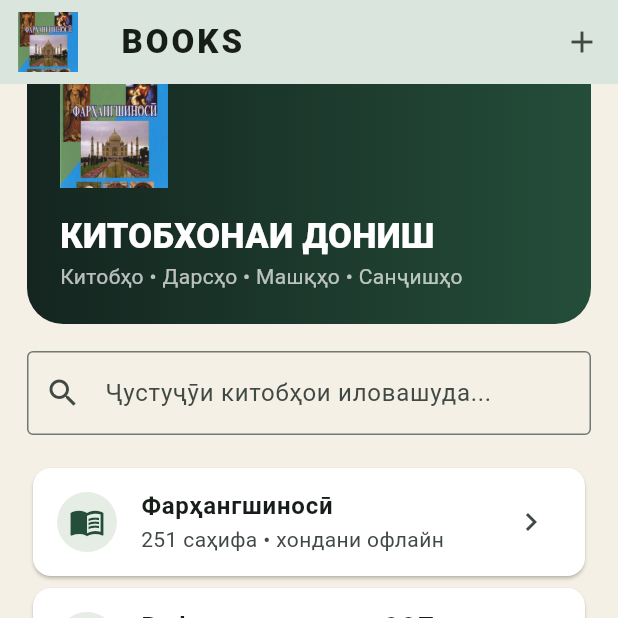
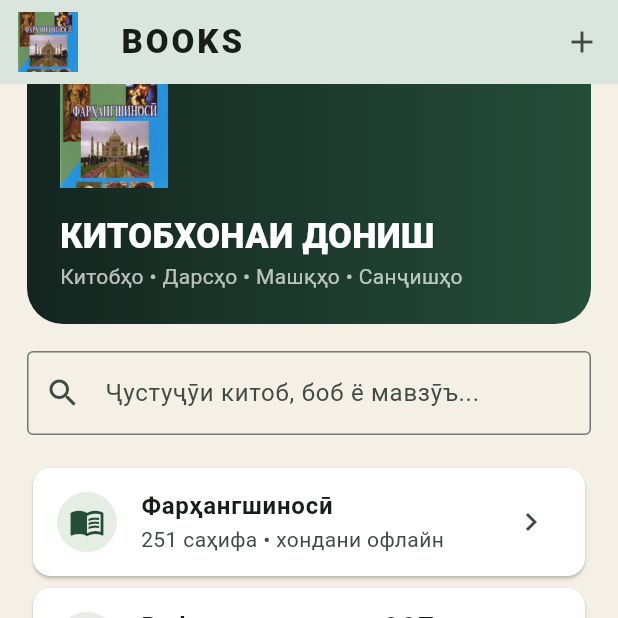
Before and after one commit to shahronmahmadmurodzoda08-lang/-, a Flutter app: the screen it shows after launch, scrolled down 43 dp, on a phone screen of 412 x 824 dp, the top half of it. Run offline on Flutter 3.47's test engine with Material 3 defaults, Android fonts, the phone set to English and light mode, and no system bars; our stand-ins replace file_picker; missing offline and left inert: pdfrx.

Commit message:
Search built-in book topics and lessons

```diff
--- a/lib/main.dart
+++ b/lib/main.dart
@@ -93,7 +93,12 @@ class _LibraryScreenState extends State<LibraryScreen> {
  return Scaffold(appBar:AppBar(leadingWidth:64,leading:Padding(padding:const EdgeInsets.all(8),child:Image.asset('assets/ic_launcher.png',fit:BoxFit.contain)),title:const Text('BOOKS',style:TextStyle(fontWeight:FontWeight.w900,letterSpacing:2)),actions:[IconButton(tooltip:'Илова кардани китоб',onPressed:addBook,icon:const Icon(Icons.add))]),body:ListView(padding:const EdgeInsets.all(18),children:[
  Container(padding:const EdgeInsets.all(22),decoration:BoxDecoration(gradient:const LinearGradient(colors:[Color(0xFF14251F),green]),borderRadius:BorderRadius.circular(24)),child:Column(crossAxisAlignment:CrossAxisAlignment.start,children:[SizedBox(width:72,height:72,child:Image.asset('assets/ic_launcher.png',fit:BoxFit.contain)),const SizedBox(height:16),const Text('КИТОБХОНАИ ДОНИШ',style:TextStyle(color:Colors.white,fontSize:23,fontWeight:FontWeight.w900)),const Text('Китобҳо • Дарсҳо • Машқҳо • Санҷишҳо',style:TextStyle(color:Colors.white70))])),
  const SizedBox(height:18),
- TextField(key:const ValueKey('book-search'),onChanged:(v)=>setState(()=>search=v),decoration:const InputDecoration(prefixIcon:Icon(Icons.search),hintText:'Ҷустуҷӯи китобҳои иловашуда...',border:OutlineInputBorder())),
+ TextField(key:const ValueKey('book-search'),onChanged:(v)=>setState(()=>search=v),decoration:const InputDecoration(prefixIcon:Icon(Icons.search),hintText:'Ҷустуҷӯи китоб, боб ё мавзӯъ...',border:OutlineInputBorder())),
+ if(search.trim().isNotEmpty)...[
+  const SizedBox(height:12),
+  ...pythonLessons.where((l)=>('${l.title} ${l.group} ${l.rule} ${l.task}').toLowerCase().contains(search.toLowerCase())).map((l)=>Card(color:Colors.white,child:ListTile(leading:const Icon(Icons.code),title:Text(l.title),subtitle:const Text('Python • мавзӯъ'),onTap:()=>Navigator.push(context,MaterialPageRoute(builder:(_)=>LessonDetail(lesson:l)))))),
+  ...cultureLessons.where((l)=>('${l.title} ${l.group} ${l.rule} ${l.task}').toLowerCase().contains(search.toLowerCase())).map((l)=>Card(color:Colors.white,child:ListTile(leading:const Icon(Icons.menu_book),title:Text(l.title),subtitle:const Text('Фарҳангшиносӣ • мавзӯъ'),onTap:()=>Navigator.push(context,MaterialPageRoute(builder:(_)=>LessonDetail(lesson:l)))))),
+ ],
  if(customBooks.isNotEmpty)...[const SizedBox(height:12),Text('КИТОБҲОИ ИЛОВАШУДА (${customBooks.length})',style:const TextStyle(color:green,fontWeight:FontWeight.w900)),...filtered.map((b)=>Card(color:Colors.white,child:ListTile(leading:const CircleAvatar(child:Icon(Icons.book)),title:Text(b.title,key:ValueKey('book-title-${b.title}')),subtitle:Text([b.kind,b.author,b.description].where((x)=>x.isNotEmpty).join(' • ')),onTap:b.filePath==null?null:()=>Navigator.push(context,MaterialPageRoute(builder:(_)=>PdfReader(path:b.filePath!,title:b.title))),trailing:IconButton(key:ValueKey('delete-book-${b.title}'),tooltip:'Нест кардан',icon:const Icon(Icons.delete_outline),onPressed:()async{setState(()=>customBooks.remove(b));if(b.filePath!=null){try{final f=File(b.filePath!);if(await f.exists())await f.delete();}catch(_){}}await _saveBooks();}))))],
  if(customBooks.isNotEmpty&&filtered.isEmpty) const Padding(padding:EdgeInsets.all(12),child:Text('Китоб ёфт нашуд.')),
  const SizedBox(height:18),
```
